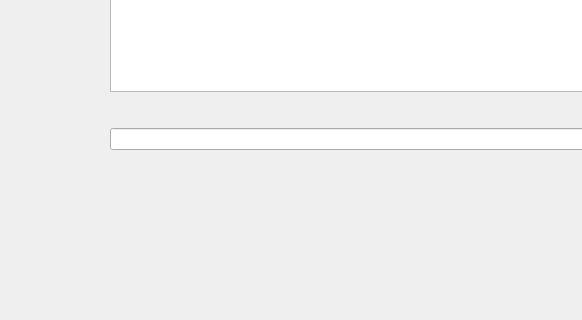
CourseTeamProject/Teamwork, file src/服务端/QTwork2/QTwork2/Widget.ui: the form before one commit; both pictures show x 0 to 582 and y 509 to 829 of the 885 by 829 pixel window.
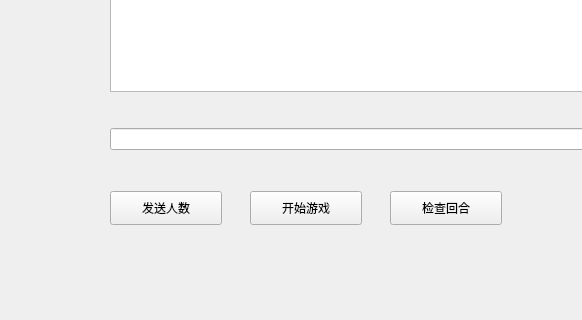
The form after the commit.

The edit to the form file:
```diff
--- a/src/服务端/QTwork2/QTwork2/Widget.ui
+++ b/src/服务端/QTwork2/QTwork2/Widget.ui
@@ -75,7 +75,7 @@
     </rect>
    </property>
   </widget>
-  <widget class="QWidget" name="">
+  <widget class="QWidget" name="layoutWidget">
    <property name="geometry">
     <rect>
      <x>110</x>
@@ -97,6 +97,45 @@
     </item>
    </layout>
   </widget>
+  <widget class="QPushButton" name="peopleBtn">
+   <property name="geometry">
+    <rect>
+     <x>110</x>
+     <y>700</y>
+     <width>112</width>
+     <height>34</height>
+    </rect>
+   </property>
+   <property name="text">
+    <string>发送人数</string>
+   </property>
+  </widget>
+  <widget class="QPushButton" name="GameBtn">
+   <property name="geometry">
+    <rect>
+     <x>250</x>
+     <y>700</y>
+     <width>112</width>
+     <height>34</height>
+    </rect>
+   </property>
+   <property name="text">
+    <string>开始游戏</string>
+   </property>
+  </widget>
+  <widget class="QPushButton" name="RoundBtn">
+   <property name="geometry">
+    <rect>
+     <x>390</x>
+     <y>700</y>
+     <width>112</width>
+     <height>34</height>
+    </rect>
+   </property>
+   <property name="text">
+    <string>检查回合</string>
+   </property>
+  </widget>
  </widget>
  <resources/>
  <connections/>
```
